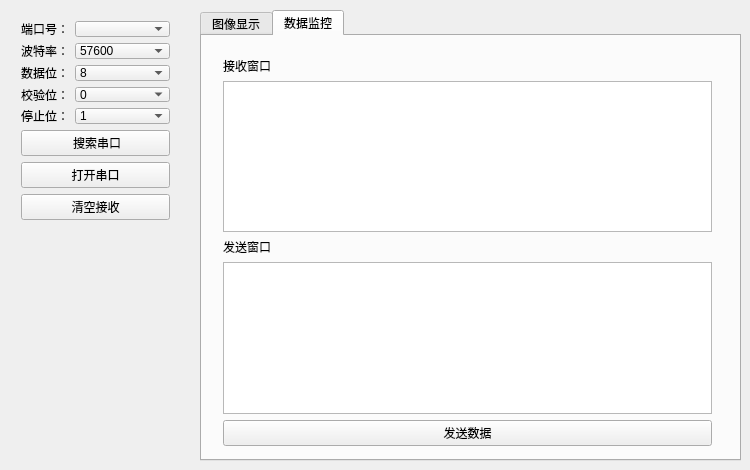
Old version of the form SerialPort/mainwindow.ui in the repository shuanglengyunji/SerialPort.
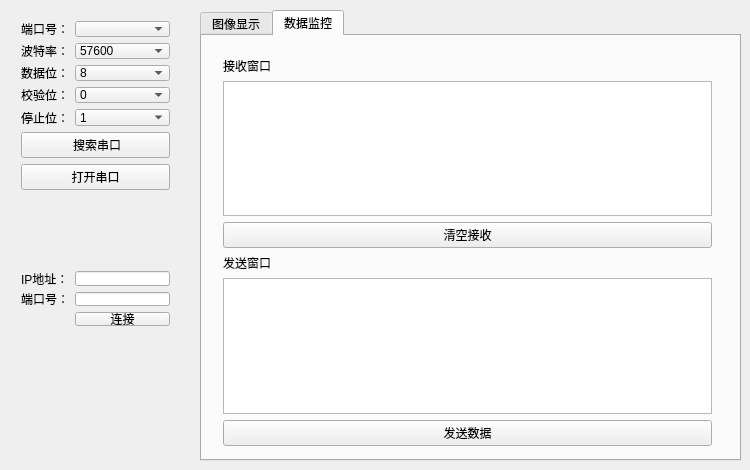
New version of the form. The open tabs and pages were chosen to show the change.

Commit message: 增加TCP连接功能

```diff
--- a/SerialPort/mainwindow.ui
+++ b/SerialPort/mainwindow.ui
@@ -23,10 +23,10 @@
       <x>10</x>
       <y>10</y>
       <width>171</width>
-      <height>221</height>
+      <height>191</height>
      </rect>
     </property>
-    <layout class="QVBoxLayout" name="verticalLayout">
+    <layout class="QVBoxLayout" name="Layout_SerialPort">
      <item>
       <layout class="QFormLayout" name="formLayout">
        <item row="0" column="0">
@@ -39,7 +39,14 @@
        <item row="0" column="1">
         <widget class="QComboBox" name="PortBox"/>
        </item>
-       <item row="2" column="1">
+       <item row="1" column="0">
+        <widget class="QLabel" name="label_baud">
+         <property name="text">
+          <string>波特率：</string>
+         </property>
+        </widget>
+       </item>
+       <item row="1" column="1">
         <widget class="QComboBox" name="BaudBox">
          <property name="currentText">
           <string>57600</string>
@@ -71,14 +78,14 @@
          </item>
         </widget>
        </item>
-       <item row="3" column="0">
+       <item row="2" column="0">
         <widget class="QLabel" name="label_BitNum">
          <property name="text">
           <string>数据位：</string>
          </property>
         </widget>
        </item>
-       <item row="3" column="1">
+       <item row="2" column="1">
         <widget class="QComboBox" name="BitNumBox">
          <item>
           <property name="text">
@@ -87,14 +94,14 @@
          </item>
         </widget>
        </item>
-       <item row="4" column="0">
+       <item row="3" column="0">
         <widget class="QLabel" name="label_Parity">
          <property name="text">
           <string>校验位：</string>
          </property>
         </widget>
        </item>
-       <item row="4" column="1">
+       <item row="3" column="1">
         <widget class="QComboBox" name="ParityBox">
          <item>
           <property name="text">
@@ -103,14 +110,14 @@
          </item>
         </widget>
        </item>
-       <item row="5" column="0">
+       <item row="4" column="0">
         <widget class="QLabel" name="label_Stop">
          <property name="text">
           <string>停止位：</string>
          </property>
         </widget>
        </item>
-       <item row="5" column="1">
+       <item row="4" column="1">
         <widget class="QComboBox" name="StopBox">
          <item>
           <property name="text">
@@ -124,13 +131,6 @@
          </item>
         </widget>
        </item>
-       <item row="2" column="0">
-        <widget class="QLabel" name="label_baud">
-         <property name="text">
-          <string>波特率：</string>
-         </property>
-        </widget>
-       </item>
       </layout>
      </item>
      <item>
@@ -147,16 +147,9 @@
        </property>
       </widget>
      </item>
-     <item>
-      <widget class="QPushButton" name="clearButton">
-       <property name="text">
-        <string>清空接收</string>
-       </property>
-      </widget>
-     </item>
     </layout>
    </widget>
-   <widget class="QTabWidget" name="tabWidget_function">
+   <widget class="QTabWidget" name="Tab_Function">
     <property name="geometry">
      <rect>
       <x>200</x>
@@ -166,7 +159,7 @@
      </rect>
     </property>
     <property name="currentIndex">
-     <number>0</number>
+     <number>1</number>
     </property>
     <widget class="QWidget" name="tab">
      <attribute name="title">
@@ -200,34 +193,80 @@
        <item row="2" column="0">
         <widget class="QTextEdit" name="ReceiveBox"/>
        </item>
-       <item row="5" column="0">
+       <item row="6" column="0">
         <widget class="QPushButton" name="sendButton">
          <property name="text">
           <string>发送数据</string>
          </property>
         </widget>
        </item>
-       <item row="4" column="0">
+       <item row="5" column="0">
         <widget class="QTextEdit" name="SendBox"/>
        </item>
-       <item row="3" column="0">
-        <widget class="QLabel" name="label_2">
+       <item row="4" column="0">
+        <widget class="QLabel" name="label_send">
          <property name="text">
           <string>发送窗口</string>
          </property>
         </widget>
        </item>
        <item row="1" column="0">
-        <widget class="QLabel" name="label">
+        <widget class="QLabel" name="label_receive">
          <property name="text">
           <string>接收窗口</string>
          </property>
         </widget>
        </item>
+       <item row="3" column="0">
+        <widget class="QPushButton" name="clearButton">
+         <property name="text">
+          <string>清空接收</string>
+         </property>
+        </widget>
+       </item>
       </layout>
      </widget>
     </widget>
    </widget>
+   <widget class="QWidget" name="gridLayoutWidget_2">
+    <property name="geometry">
+     <rect>
+      <x>10</x>
+      <y>260</y>
+      <width>171</width>
+      <height>77</height>
+     </rect>
+    </property>
+    <layout class="QGridLayout" name="Layout_TCP">
+     <item row="1" column="0">
+      <widget class="QLabel" name="label_Port_2">
+       <property name="text">
+        <string>端口号：</string>
+       </property>
+      </widget>
+     </item>
+     <item row="0" column="1">
+      <widget class="QLineEdit" name="IPLineEdit"/>
+     </item>
+     <item row="0" column="0">
+      <widget class="QLabel" name="label_IP">
+       <property name="text">
+        <string>IP地址：</string>
+       </property>
+      </widget>
+     </item>
+     <item row="1" column="1">
+      <widget class="QLineEdit" name="portLineEdit"/>
+     </item>
+     <item row="2" column="1">
+      <widget class="QPushButton" name="connnectButton">
+       <property name="text">
+        <string>连接</string>
+       </property>
+      </widget>
+     </item>
+    </layout>
+   </widget>
   </widget>
  </widget>
  <layoutdefault spacing="6" margin="11"/>
```
The commit also changes 5 other files.
